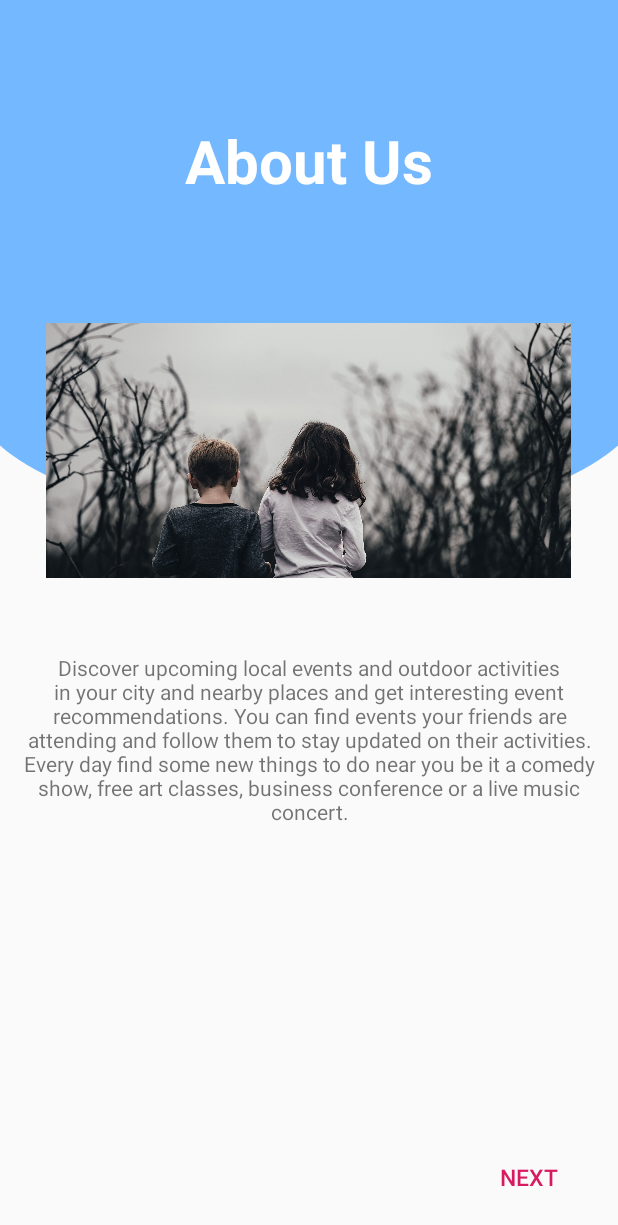
After one commit to Vikash29Singh/EventManagement, an Android app: the AboutUs screen opened directly, with no data from a screen before it, on a phone screen of 412 x 824 dp. The commit adds this screen. Shown: the top 1225 px of the screen. Run offline under Robolectric (Android 15) with nearby library versions, the phone set to English and light mode, and no system bars; 2 statements that could not run were skipped.

Commit message:
updated aboutus

```diff
--- a/app/src/main/AndroidManifest.xml
+++ b/app/src/main/AndroidManifest.xml
@@ -12,7 +12,9 @@
         android:roundIcon="@mipmap/ic_launcher_round"
         android:supportsRtl="true"
         android:theme="@style/AppTheme">
-        <activity android:name=".Profile"></activity>
+        <activity android:name=".About_us_profile"></activity>
+        <activity android:name=".AboutUs" />
+        <activity android:name=".Profile" />
         <activity android:name=".Bookactivity" />
         <activity
             android:name=".Login"
--- /dev/null
+++ b/app/src/main/java/com/example/eventmanager/AboutUs.java
@@ -0,0 +1,40 @@
+package com.example.eventmanager;
+
+import androidx.appcompat.app.AppCompatActivity;
+import androidx.appcompat.widget.Toolbar;
+
+import android.content.Intent;
+import android.os.Bundle;
+import android.view.View;
+import android.widget.Button;
+
+public class AboutUs extends AppCompatActivity {
+
+    Button next;
+    Toolbar toolbar;
+
+    @Override
+    protected void onCreate(Bundle savedInstanceState) {
+        super.onCreate(savedInstanceState);
+        setContentView(R.layout.activity_about_us);
+
+        toolbar = findViewById(R.id.toolbar);
+
+        setSupportActionBar(toolbar);
+        getSupportActionBar().setDisplayShowTitleEnabled(false);
+        getSupportActionBar().setDisplayHomeAsUpEnabled(true);
+
+        next = findViewById(R.id.next);
+
+        next.setOnClickListener(new View.OnClickListener() {
+            @Override
+            public void onClick(View view) {
+
+                Intent intent = new Intent(AboutUs.this, About_us_profile.class);
+                startActivity(intent);
+
+            }
+        });
+
+    }
+}
--- a/app/src/main/java/com/example/eventmanager/Dashboard.java
+++ b/app/src/main/java/com/example/eventmanager/Dashboard.java
@@ -17,7 +17,6 @@ import com.google.android.material.bottomnavigation.BottomNavigationView;
 import com.google.firebase.auth.FirebaseAuth;
 import com.google.firebase.auth.FirebaseUser;
 
-import java.util.HashMap;
 import java.util.List;
 
 public class Dashboard extends AppCompatActivity {
--- /dev/null
+++ b/app/src/main/res/drawable/bg_style.xml
@@ -0,0 +1,15 @@
+<?xml version="1.0" encoding="utf-8"?>
+<layer-list xmlns:android="http://schemas.android.com/apk/res/android">
+    <item>
+        <shape android:shape="rectangle"/>
+    </item>
+    <item
+        android:bottom="0dp"
+        android:left="-20dp"
+        android:right="-20dp"
+        android:top="-80dp">
+        <shape android:shape="oval">
+            <solid android:color="@color/button" />
+        </shape>
+    </item>
+</layer-list>
--- a/app/src/main/res/drawable/profile_style.xml
+++ b/app/src/main/res/drawable/profile_style.xml
@@ -2,7 +2,7 @@
 <selector xmlns:android="http://schemas.android.com/apk/res/android">
     <item>
         <shape android:shape="rectangle">
-            <solid android:color="@color/navyblue" />
+            <solid android:color="@color/button" />
             <corners android:bottomLeftRadius="30dp"
                 android:bottomRightRadius="30dp"/>
         </shape>
--- /dev/null
+++ b/app/src/main/res/layout/activity_about_us.xml
@@ -0,0 +1,80 @@
+<?xml version="1.0" encoding="utf-8"?>
+<RelativeLayout xmlns:android="http://schemas.android.com/apk/res/android"
+    xmlns:app="http://schemas.android.com/apk/res-auto"
+    xmlns:tools="http://schemas.android.com/tools"
+    android:layout_width="match_parent"
+    android:layout_height="match_parent"
+    tools:context=".AboutUs"
+    android:layout_gravity="center">
+
+    <include layout="@layout/toolbar"/>
+
+    <TextView
+        android:layout_width="match_parent"
+        android:layout_height="wrap_content"
+        android:text="About Us"
+        android:elevation="100dp"
+        android:textSize="40sp"
+        android:textStyle="bold"
+        android:textColor="@color/white"
+        android:gravity="center"
+        android:layout_marginTop="80dp"/>
+
+<LinearLayout
+    android:layout_width="match_parent"
+    android:layout_height="250dp"
+    android:background="@color/button"/>
+
+    <LinearLayout
+        android:layout_width="match_parent"
+        android:layout_height="100dp"
+        android:background="@drawable/bg_style"
+        android:layout_marginTop="250dp"/>
+
+    <LinearLayout
+        android:layout_width="match_parent"
+        android:layout_height="match_parent"
+        android:orientation="vertical"
+        android:padding="15dp">
+
+    <ImageView
+        android:layout_width="350dp"
+        android:layout_height="170dp"
+        android:layout_gravity="center"
+        android:layout_marginTop="200dp"
+        android:src="@drawable/event"
+        android:scaleType="fitXY"/>
+
+        <TextView
+            android:layout_width="match_parent"
+            android:layout_height="wrap_content"
+            android:layout_marginTop="50dp"
+            android:textAlignment="center"
+            android:text="Discover upcoming local events and outdoor activities in your city and nearby places and get interesting event recommendations. You can find events your friends are attending and follow them to stay updated on their activities. Every day find some new things to do near you be it a comedy show, free art classes, business conference or a live music concert."/>
+
+    </LinearLayout>
+
+    <RelativeLayout
+        android:layout_width="match_parent"
+        android:layout_height="wrap_content"
+        android:layout_alignParentBottom="true"
+        android:padding="15dp">
+
+    <com.google.android.material.button.MaterialButton
+        android:id="@+id/next"
+        style="@style/Widget.AppCompat.Button.Borderless"
+        android:layout_width="wrap_content"
+        android:layout_height="wrap_content"
+        android:layout_alignParentRight="true"
+        android:text="NEXT"
+        android:textColor="@color/colorAccent"
+        android:textSize="15sp"
+        app:backgroundTint="@color/transparent"
+        app:cornerRadius="15dp"
+        app:rippleColor="#33AAAAAA"
+        app:strokeColor="@color/colorAccent"
+        app:strokeWidth="2dp"/>
+
+    </RelativeLayout>
+
+</RelativeLayout>
--- a/app/src/main/res/layout/activity_dashboard.xml
+++ b/app/src/main/res/layout/activity_dashboard.xml
@@ -5,7 +5,7 @@
     android:layout_width="match_parent"
     android:layout_height="match_parent"
     tools:context=".Dashboard"
-    android:background="@color/universal"
+    android:background="@color/button"
     android:orientation="vertical">
 
     <include
@@ -27,7 +27,7 @@
         android:layout_width="match_parent"
         android:layout_height="60dp"
         android:layout_alignParentBottom="true"
-        android:background="@color/universal"
+        android:background="@color/button"
         app:elevation="0dp"
         app:itemIconTint="@color/white"
         app:itemTextColor="@color/white"
--- a/app/src/main/res/values/colors.xml
+++ b/app/src/main/res/values/colors.xml
@@ -19,4 +19,6 @@
     <color name="grey">#C0C9C2</color>
     <color name="txtcolor">#524E51</color>
 
+    <color name="transparent">#00555555</color>
+
 </resources>
```
Also changed, not shown: app/src/main/java/com/example/eventmanager/About_us_profile.java (added, +25 -0 lines), app/src/main/java/com/example/eventmanager/Bookactivity.java (+10 -0 lines), app/src/main/java/com/example/eventmanager/Profile.java (+8 -0 lines), app/src/main/res/drawable/rounded_textview.xml (added, +13 -0 lines), app/src/main/res/layout/activity_about_us_profile.xml (added, +164 -0 lines), app/src/main/res/layout/activity_bookactivity.xml (+21 -6 lines), app/src/main/res/layout/activity_login.xml (+5 -5 lines), app/src/main/res/layout/activity_profile.xml (+7 -3 lines), app/src/main/res/layout/recyclerview_list_row.xml (+37 -34 lines), 1 other file.
